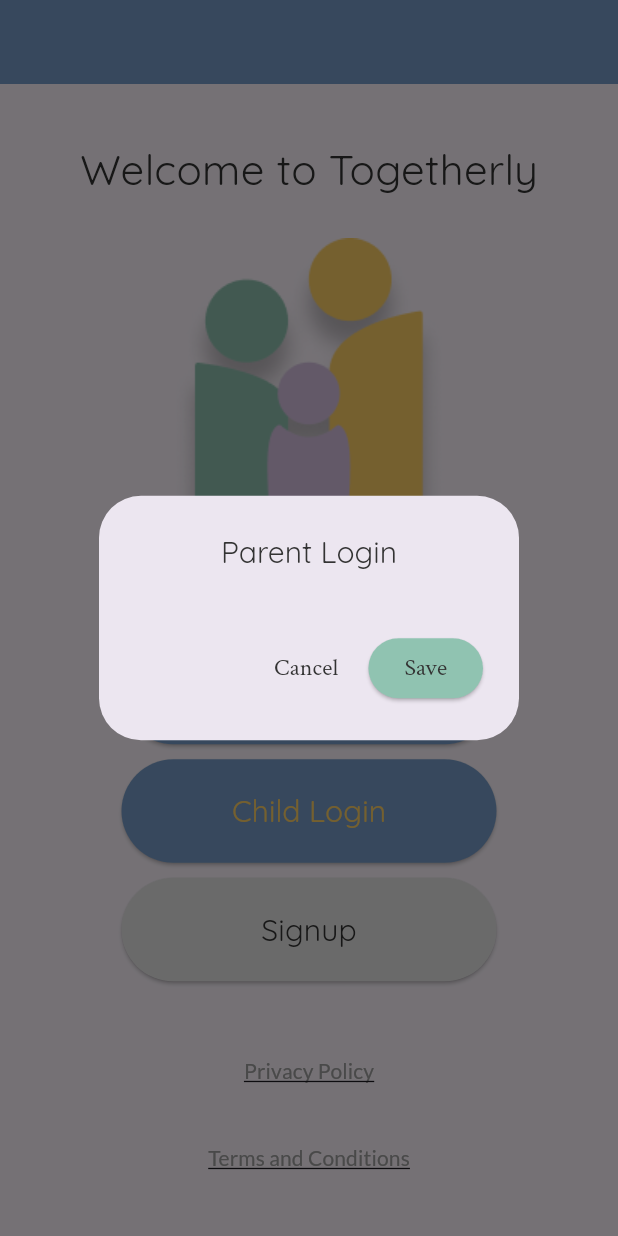
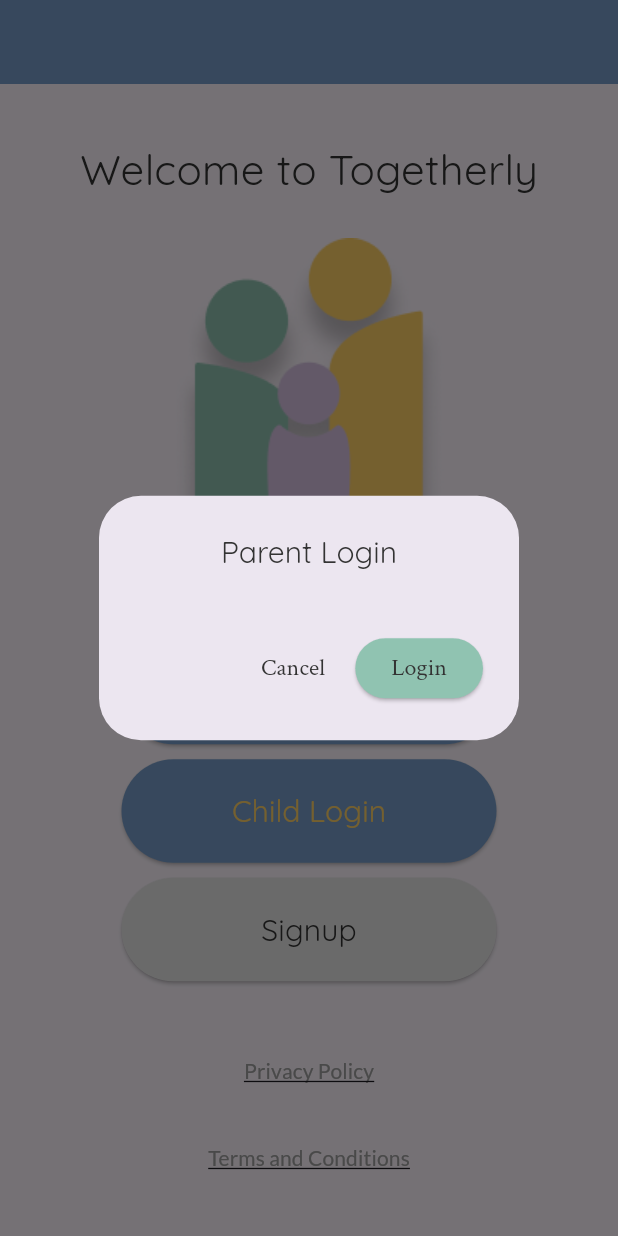
Before and after one commit to Delta-Apps-LLC/togetherly, a Flutter app: the screen it shows after launch, after a tap on "Parent Login", on a phone screen of 412 x 824 dp. Run offline on Flutter 3.47's test engine with Material 3 defaults, Android fonts, the phone set to English and light mode, and no system bars; our stand-ins replace envied, multi_dropdown, supabase_flutter; accounts and stored records are empty; generated files the repository leaves out were written again.

Commit message:
updated login/signup button text

```diff
--- a/togetherly/lib/views/widgets/child_login_dialog.dart
+++ b/togetherly/lib/views/widgets/child_login_dialog.dart
@@ -41,7 +41,7 @@ class _ChildLoginDialogState extends State<ChildLoginDialog> {
           child: _loading
               ? const CircularProgressIndicator()
               : const Text(
-                  'Save',
+                  'Login',
                   style: AppTextStyles.brandAccent,
                 ),
         ),
--- a/togetherly/lib/views/widgets/parent_login.dialog.dart
+++ b/togetherly/lib/views/widgets/parent_login.dialog.dart
@@ -41,7 +41,7 @@ class _ParentLoginDialogState extends State<ParentLoginDialog> {
           child: _loading
               ? const CircularProgressIndicator()
               : const Text(
-                  'Save',
+                  'Login',
                   style: AppTextStyles.brandAccent,
                 ),
         ),
--- a/togetherly/lib/views/widgets/signup_dialog.dart
+++ b/togetherly/lib/views/widgets/signup_dialog.dart
@@ -41,7 +41,7 @@ class _SignupDialogState extends State<SignupDialog> {
           child: _loading
               ? const CircularProgressIndicator()
               : const Text(
-                  'Save',
+                  'Signup',
                   style: AppTextStyles.brandAccent,
                 ),
         ),
```
